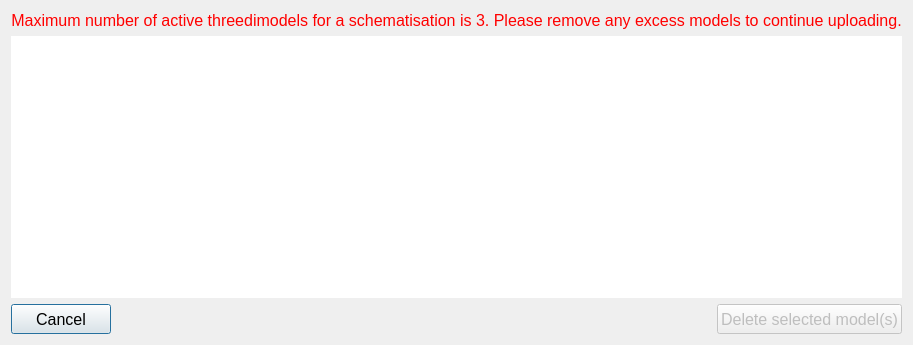
The window that threedi_models_and_simulations/ui/model_deletion.ui (nens/threedi-api-qgis-client) describes before a commit, drawn with Qt 5.
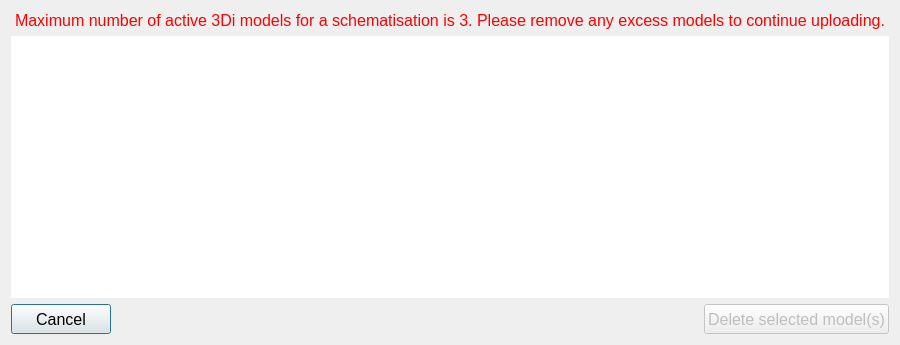
The same window after the commit.

```diff
--- a/threedi_models_and_simulations/ui/model_deletion.ui
+++ b/threedi_models_and_simulations/ui/model_deletion.ui
@@ -27,7 +27,7 @@
       </font>
      </property>
      <property name="text">
-      <string>&lt;html&gt;&lt;head/&gt;&lt;body&gt;&lt;p&gt;&lt;span style=&quot; color:#ff0000;&quot;&gt;Maximum number of active threedimodels for a schematisation is 3. Please remove any excess models to continue uploading.&lt;/span&gt;&lt;/p&gt;&lt;/body&gt;&lt;/html&gt;</string>
+      <string>&lt;html&gt;&lt;head/&gt;&lt;body&gt;&lt;p&gt;&lt;span style=&quot; color:#ff0000;&quot;&gt;Maximum number of active 3Di models for a schematisation is 3. Please remove any excess models to continue uploading.&lt;/span&gt;&lt;/p&gt;&lt;/body&gt;&lt;/html&gt;</string>
      </property>
      <property name="alignment">
       <set>Qt::AlignCenter</set>
```
